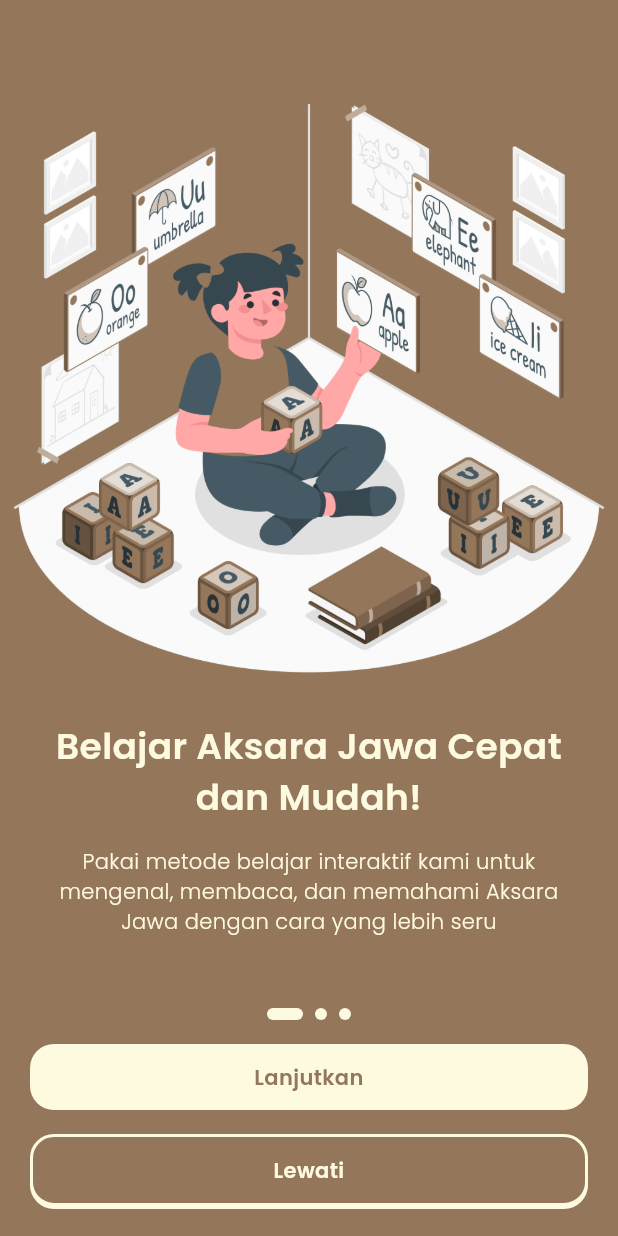
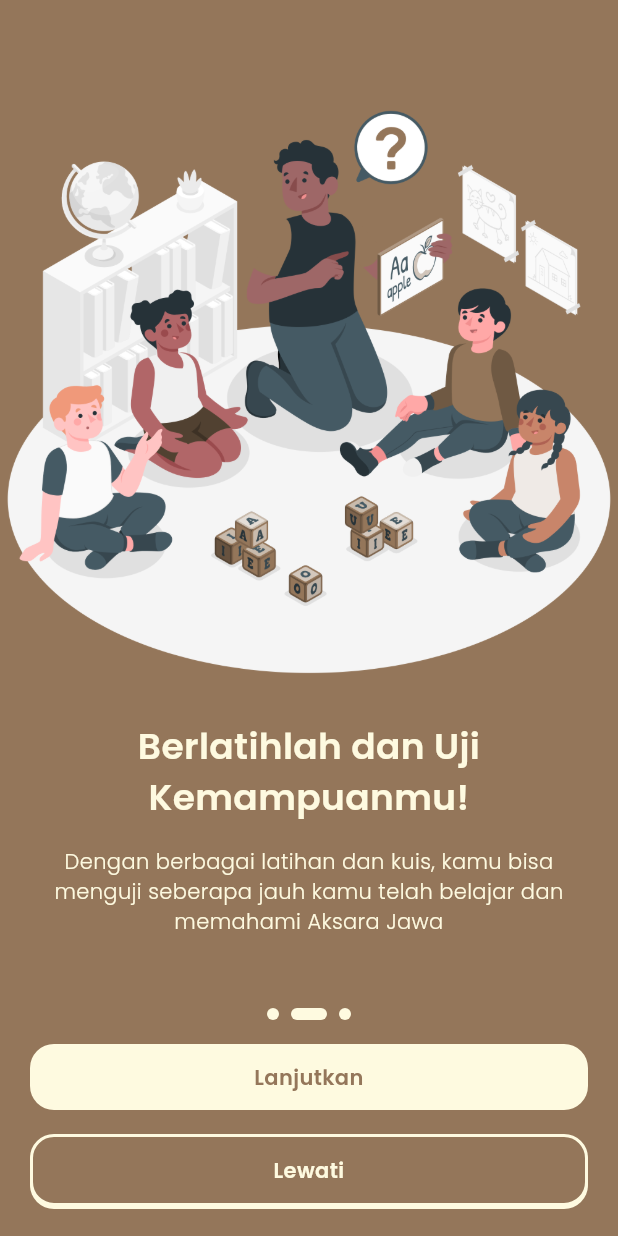
Before and after one commit to eventiar/maos-carakan, a Flutter app: the screen it shows after launch, after a tap on "Lanjutkan", on a phone screen of 412 x 824 dp. Run offline on Flutter 3.47's test engine with Material 3 defaults, Android fonts, the light colour scheme and no system bars; Roboto replaces fonts that are missing (PoppinsSemibold).

Commit message:
handle sliding page onboarding

```diff
--- a/lib/views/onboarding.dart
+++ b/lib/views/onboarding.dart
@@ -139,7 +139,12 @@ class _OnboardingViewState extends State<OnboardingView> {
                 padding: const EdgeInsets.only(bottom: 16, left: 20, right: 20),
                 child: GestureDetector(
                   onTap: () {
-                    print("Lanjutkan");
+                    _pageController.animateToPage(
+                      currentPage + 1,
+                      duration: const Duration(milliseconds: 120),
+                      curve: Curves.easeInOut,
+                    );
+                    print(currentPage == 2 ? "Mulai Sekarang!" : "Lanjutkan");
                   },
                   child: Container(
                     width: double.infinity,
@@ -149,7 +154,7 @@ class _OnboardingViewState extends State<OnboardingView> {
                       borderRadius: BorderRadius.circular(16),
                     ),
                     child: Text(
-                      'Lanjutkan',
+                      currentPage == 2 ? "Mulai Sekarang!" : "Lanjutkan",
                       textAlign: TextAlign.center,
                       style: TextStyle(
                           color: primaryColor,
@@ -159,10 +164,20 @@ class _OnboardingViewState extends State<OnboardingView> {
                   ),
                 ),
               ),
-              Padding(
-                padding: const EdgeInsets.only(bottom: 20, left: 20, right: 20),
+              currentPage == 2
+                  ? SizedBox(
+                      height: 66,
+                    )
+                  : Padding(
+                      padding: const EdgeInsets.only(
+                          bottom: 20, left: 20, right: 20),
                       child: GestureDetector(
                         onTap: () {
+                          _pageController.animateToPage(
+                            2,
+                            duration: const Duration(milliseconds: 120),
+                            curve: Curves.easeInOut,
+                          );
                           print("Lewati");
                         },
                         child: Container(
```
Lines whose indentation alone changed are shown as unchanged.
